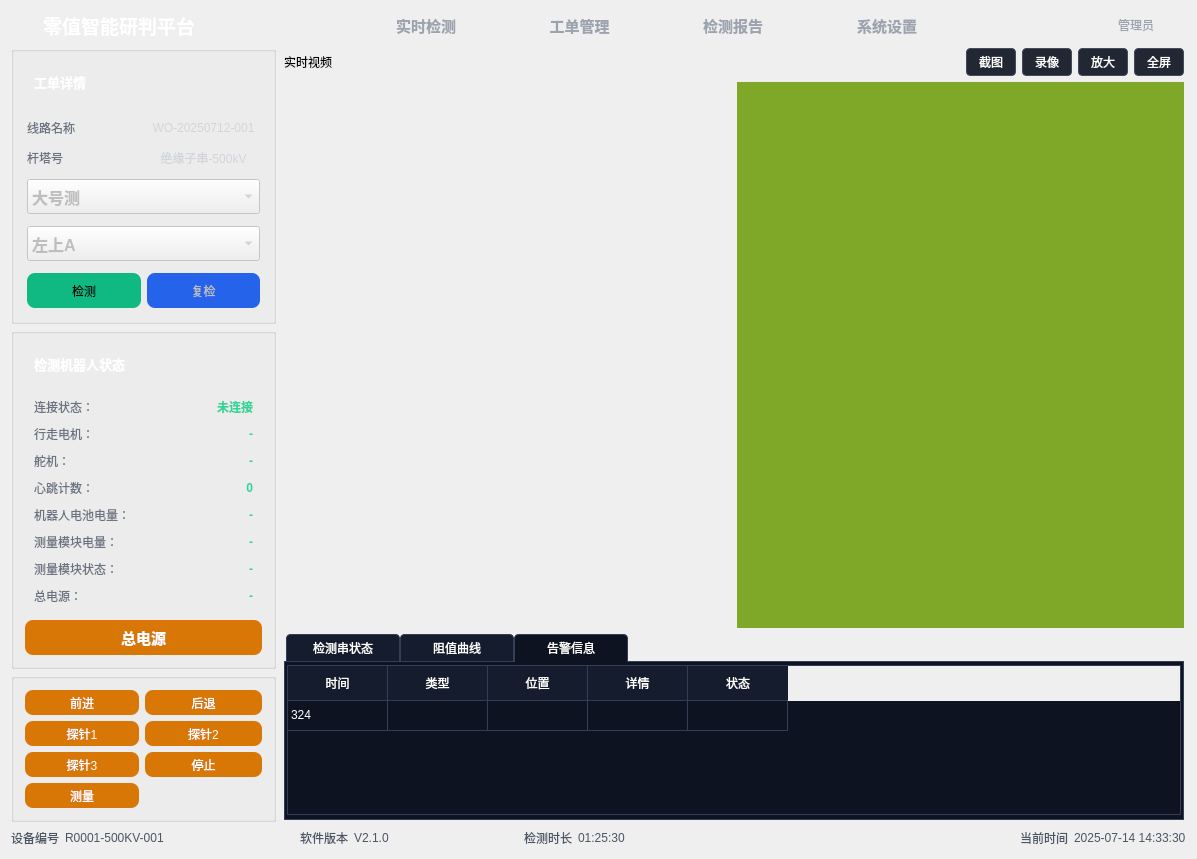
Before: the Qt Designer form Insulator_Zero_Value_Detection_Robot/UI/Insulator_Zero_Value_Detection_Robot.ui in yangreest/Zero-value-Insulator-Robot-V2, drawn with Qt 5.
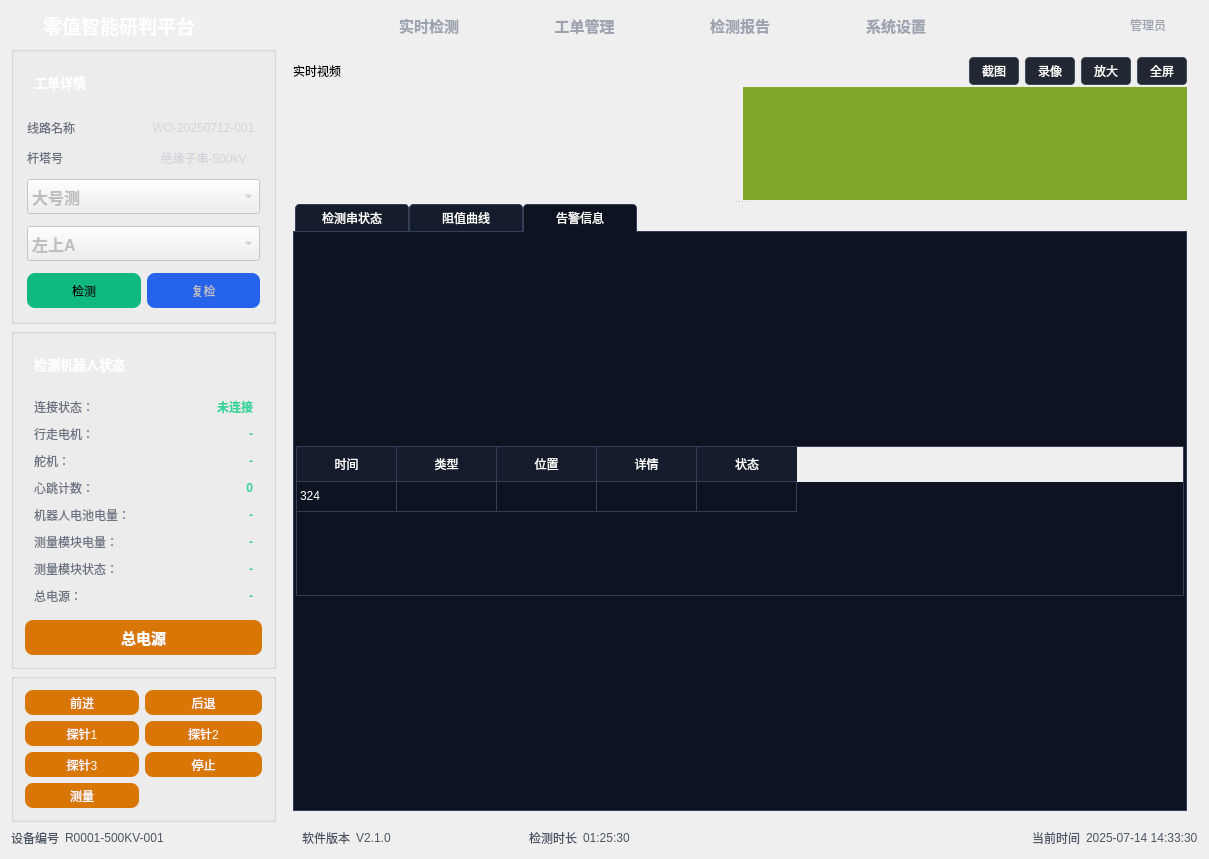
After: the same form once the commit is applied. The open tabs and pages were chosen to show the change. Icons and pictures are not drawn.

What changed in the file:
```diff
--- a/Insulator_Zero_Value_Detection_Robot/UI/Insulator_Zero_Value_Detection_Robot.ui
+++ b/Insulator_Zero_Value_Detection_Robot/UI/Insulator_Zero_Value_Detection_Robot.ui
@@ -6,7 +6,7 @@
    <rect>
     <x>0</x>
     <y>0</y>
-    <width>1197</width>
+    <width>1209</width>
     <height>836</height>
    </rect>
   </property>
@@ -1368,20 +1368,33 @@
           </property>
           <widget class="QWidget" name="stackedWidget_3Page1">
            <layout class="QVBoxLayout" name="verticalLayout_9">
+            <item>
+             <widget class="QSplitter" name="splitter">
+              <property name="orientation">
+               <enum>Qt::Orientation::Vertical</enum>
+              </property>
+              <widget class="QWidget" name="widget_2" native="true">
+               <property name="minimumSize">
+                <size>
+                 <width>0</width>
+                 <height>0</height>
+                </size>
+               </property>
+               <layout class="QVBoxLayout" name="verticalLayout_20">
             <property name="spacing">
-             <number>6</number>
+                 <number>2</number>
             </property>
             <property name="leftMargin">
-             <number>2</number>
+                 <number>0</number>
             </property>
             <property name="topMargin">
-             <number>2</number>
+                 <number>0</number>
             </property>
             <property name="rightMargin">
-             <number>2</number>
+                 <number>0</number>
             </property>
             <property name="bottomMargin">
-             <number>2</number>
+                 <number>0</number>
             </property>
             <item>
              <layout class="QHBoxLayout" name="horizontalLayout_2">
@@ -1567,18 +1580,11 @@
               </item>
              </layout>
             </item>
-            <item>
-             <layout class="QHBoxLayout" name="horizontalLayout_13">
-              <property name="topMargin">
-               <number>0</number>
-              </property>
-              <property name="rightMargin">
-               <number>0</number>
-              </property>
-              <item>
+               </layout>
+              </widget>
                <widget class="QTabWidget" name="tabWidget_2">
                 <property name="sizePolicy">
-                 <sizepolicy hsizetype="Expanding" vsizetype="Fixed">
+                <sizepolicy hsizetype="Expanding" vsizetype="Preferred">
                   <horstretch>0</horstretch>
                   <verstretch>0</verstretch>
                  </sizepolicy>
@@ -4594,8 +4600,7 @@
                  </layout>
                 </widget>
                </widget>
-              </item>
-             </layout>
+             </widget>
             </item>
            </layout>
           </widget>
```
Left out of the diff: 50 changed lines with no effect on the pictures. Lines whose indentation alone changed are shown as unchanged.
